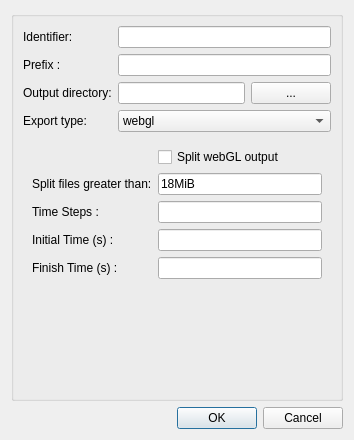
Before: the Qt Designer form mapclientplugins/argonsceneexporterstep/qt/configuredialog.ui in mapclient-plugins/mapclientplugins.argonsceneexporterstep, drawn with Qt 5.
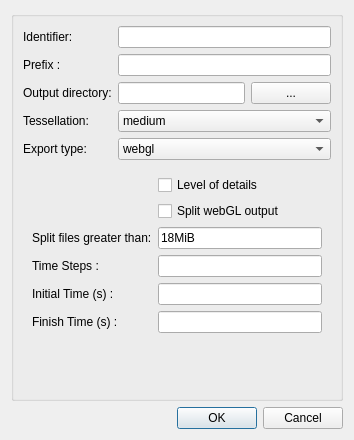
After: the same form once the commit is applied.

Diff of the .ui file:
```diff
--- a/mapclientplugins/argonsceneexporterstep/qt/configuredialog.ui
+++ b/mapclientplugins/argonsceneexporterstep/qt/configuredialog.ui
@@ -62,13 +62,42 @@
        </layout>
       </item>
       <item row="3" column="0">
+       <widget class="QLabel" name="label_7">
+        <property name="text">
+         <string>Tessellation:</string>
+        </property>
+       </widget>
+      </item>
+      <item row="3" column="1">
+       <widget class="QComboBox" name="comboBoxTessellation">
+        <property name="currentIndex">
+         <number>1</number>
+        </property>
+        <item>
+         <property name="text">
+          <string>low</string>
+         </property>
+        </item>
+        <item>
+         <property name="text">
+          <string>medium</string>
+         </property>
+        </item>
+        <item>
+         <property name="text">
+          <string>high</string>
+         </property>
+        </item>
+       </widget>
+      </item>
+      <item row="4" column="0">
        <widget class="QLabel" name="label_5">
         <property name="text">
          <string>Export type:</string>
         </property>
        </widget>
       </item>
-      <item row="3" column="1">
+      <item row="4" column="1">
        <widget class="QComboBox" name="comboBoxExportType">
         <property name="currentIndex">
          <number>6</number>
@@ -110,7 +139,7 @@
         </item>
        </widget>
       </item>
-      <item row="4" column="0" colspan="2">
+      <item row="5" column="0" colspan="2">
        <widget class="QStackedWidget" name="stackedWidget">
         <property name="lineWidth">
          <number>0</number>
@@ -173,54 +202,61 @@
         <widget class="QWidget" name="pageWebGL">
          <layout class="QFormLayout" name="formLayout_2">
           <item row="0" column="1">
+           <widget class="QCheckBox" name="checkBoxLODs">
+            <property name="text">
+             <string>Level of details</string>
+            </property>
+           </widget>
+          </item>
+          <item row="1" column="1">
            <widget class="QCheckBox" name="checkBoxSplitWebGLOutput">
             <property name="text">
              <string>Split webGL output</string>
             </property>
            </widget>
           </item>
-          <item row="1" column="1">
+          <item row="2" column="1">
            <widget class="QLineEdit" name="splitMaxSize_lineEdit">
             <property name="text">
              <string>18MiB</string>
             </property>
            </widget>
           </item>
-          <item row="1" column="0">
+          <item row="2" column="0">
            <widget class="QLabel" name="label_6">
             <property name="text">
              <string>Split files greater than:</string>
             </property>
            </widget>
           </item>
-          <item row="2" column="0">
+          <item row="3" column="0">
            <widget class="QLabel" name="label_4">
             <property name="text">
              <string>Time Steps : </string>
             </property>
            </widget>
           </item>
-          <item row="3" column="0">
+          <item row="4" column="0">
            <widget class="QLabel" name="label">
             <property name="text">
              <string>Initial Time (s) : </string>
             </property>
            </widget>
           </item>
-          <item row="4" column="0">
+          <item row="5" column="0">
            <widget class="QLabel" name="label_2">
             <property name="text">
              <string>Finish Time (s) : </string>
             </property>
            </widget>
           </item>
-          <item row="2" column="1">
-           <widget class="QLineEdit" name="timeSteps_lineEdit"/>
-          </item>
           <item row="3" column="1">
-           <widget class="QLineEdit" name="initialTime_lineEdit"/>
+           <widget class="QLineEdit" name="timeSteps_lineEdit"/>
           </item>
           <item row="4" column="1">
+           <widget class="QLineEdit" name="initialTime_lineEdit"/>
+          </item>
+          <item row="5" column="1">
            <widget class="QLineEdit" name="finishTime_lineEdit"/>
           </item>
          </layout>
```
